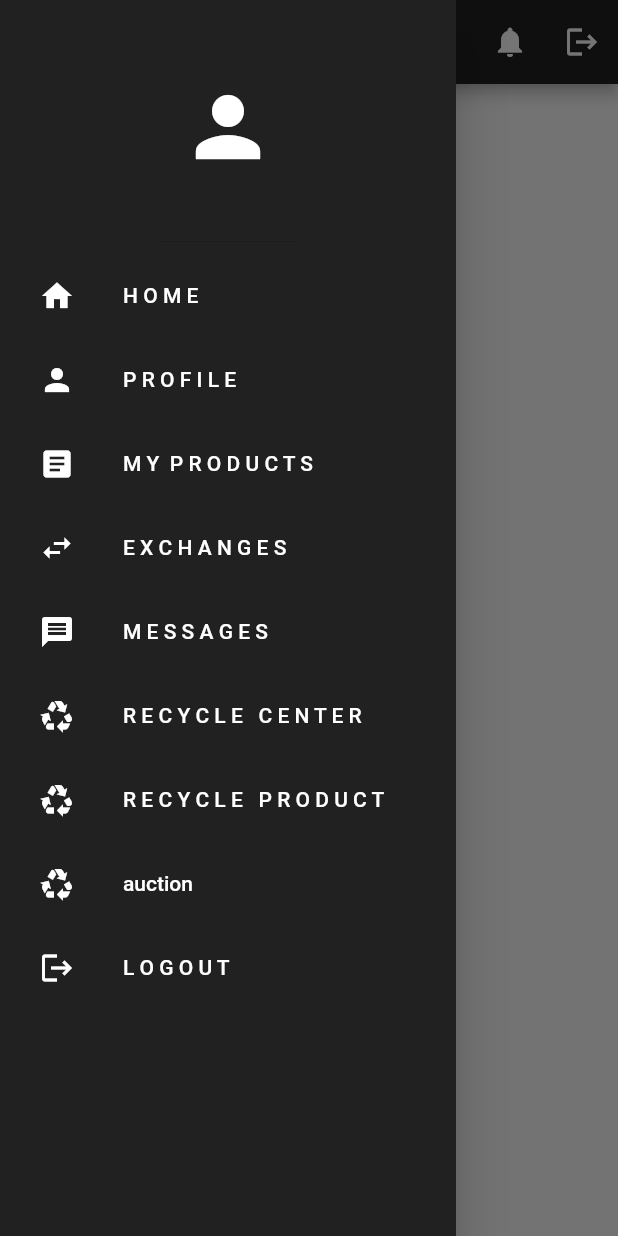
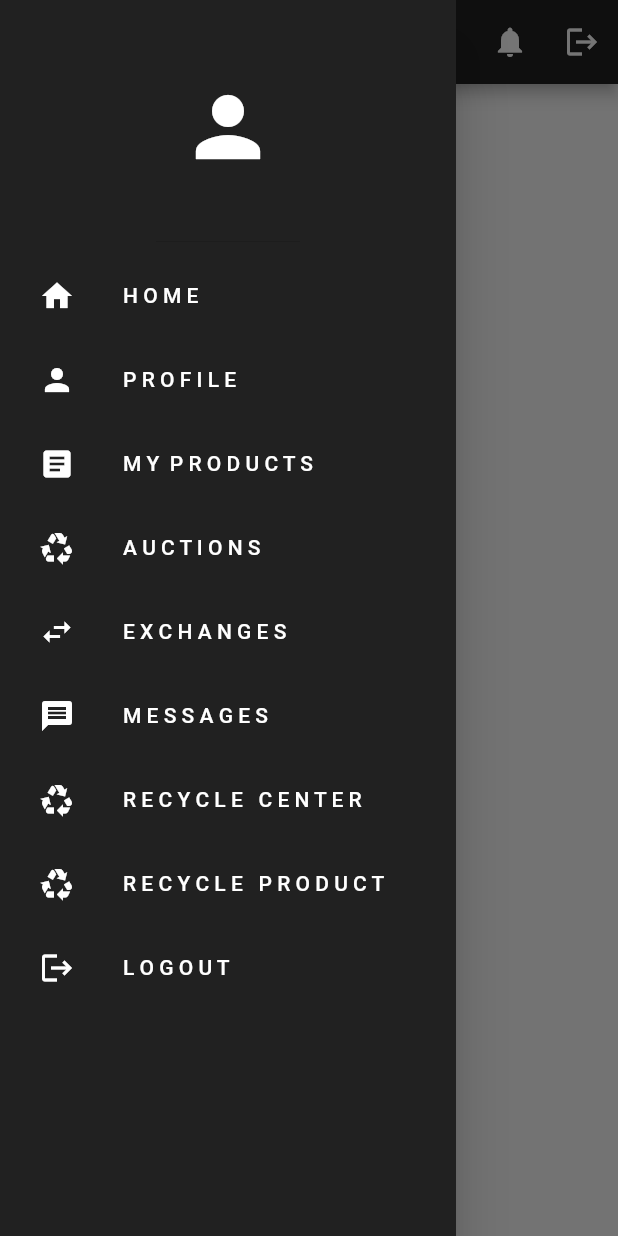
Before and after one commit to OmeshSachethana/UEE_Project, a Flutter app: the screen it shows once a user with an empty profile is signed in, after a tap on the "menu" icon, on a phone screen of 412 x 824 dp. Run offline on Flutter 3.47's test engine with Material 2 defaults, Android fonts, the phone set to English and light mode, and no system bars; our stand-ins replace cloud_firestore, firebase_auth, firebase_core, firebase_storage, google_sign_in, image_picker and 1 more; accounts and stored records are empty.

Commit message:
changed order

```diff
--- a/lib/components/drawer.dart
+++ b/lib/components/drawer.dart
@@ -75,7 +75,10 @@ class MyDrawer extends StatelessWidget {
             icon: Icons.article,
             text: "M Y  P R O D U C T S",
             onTap: onProductTap),
-
+        MyListTile(
+            icon: Icons.recycling,
+            text: "A U C T I O N S",
+            onTap: onAuctionTap),
         //Exchanges
         MyListTile(
             icon: Icons.swap_horiz,
@@ -108,7 +111,6 @@ class MyDrawer extends StatelessWidget {
             text: "R E C Y C L E   P R O D U C T",
             onTap: onRecyclProductTap),
 
-        MyListTile(icon: Icons.recycling, text: "auction", onTap: onAuctionTap),
         MyListTile(
             icon: Icons.logout, text: "L O G O U T", onTap: onSignoutTap),
       ]),
```
